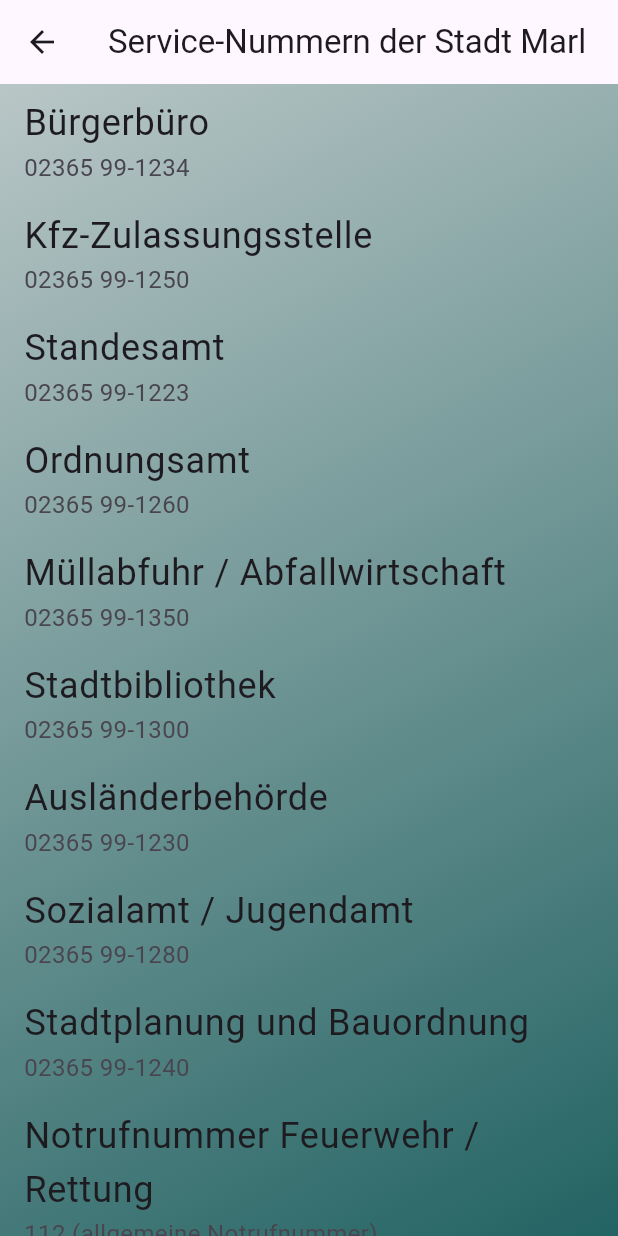
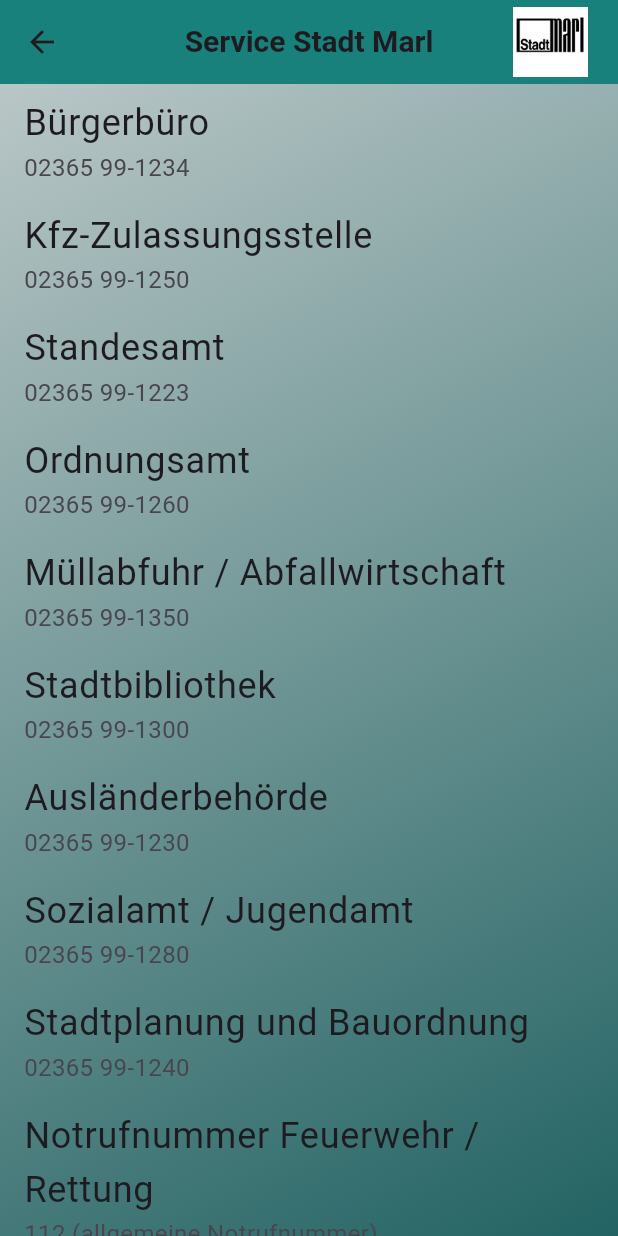
Before and after one commit to AkademieDirk/mamv2, a Flutter app: the ServiceListScreen screen opened directly, on a phone screen of 412 x 824 dp. Run offline on Flutter 3.47's test engine with Material 3 defaults, Android fonts, the light colour scheme and no system bars; our stand-ins replace csv, firebase_auth, firebase_core, flutter_social_button, font_awesome_flutter, shared_preferences; accounts and stored records are empty; generated files the repository leaves out were written again; Roboto replaces fonts that are missing (Urbanist).

Commit message:
service picture added / pubspec edited

```diff
--- a/lib/features/service_numbers/screens/service_list_screen.dart
+++ b/lib/features/service_numbers/screens/service_list_screen.dart
@@ -1,6 +1,8 @@
 import 'package:flutter/material.dart';
+import 'package:mamv2/config/colors/colors.dart';
 import 'package:mamv2/config/themes/themes.dart';
 import 'package:mamv2/features/service_numbers/modells/service_list.dart';
+import 'package:mamv2/shared/basic_app_bar.dart';
 
 class ServiceListScreen extends StatelessWidget {
   const ServiceListScreen({super.key});
@@ -11,8 +13,10 @@
     final serviceList = ServiceList().getServiceList();
 
     return Scaffold(
-        appBar: AppBar(
-          title: const Text('Service-Nummern der Stadt Marl'),
+        appBar: const BasicAppBar(
+          title: 'Service Stadt Marl',
+          backgroundColor: appbarcolor,
+          canColorImagePath: "assets/images/App-Basics/logoMarl.png",
         ),
         body: Container(
           width: double.infinity,
@@ -22,8 +26,8 @@
             itemBuilder: (context, index) {
               final service = serviceList[index];
               return ListTile(
-                title: Text(service['service']!), // Name des Services
-                subtitle: Text(service['phone']!), // Telefonnummer
+                title: Text(service['service']!),
+                subtitle: Text(service['phone']!),
               );
             },
           ),
--- a/pubspec.yaml
+++ b/pubspec.yaml
@@ -56,6 +56,8 @@
     - assets/sheets/Testcsv.csv
     - assets/sheets/abfallABCv1.csv
     - assets/images/ABC.png
+    - assets/images/App-Basics/hintergrund.jpeg
+    - assets/images/App-Basics/logoMarl.png
 
 
 
```
Also changed, not shown: assets/images/App-Basics/logoMarl.png (added).
